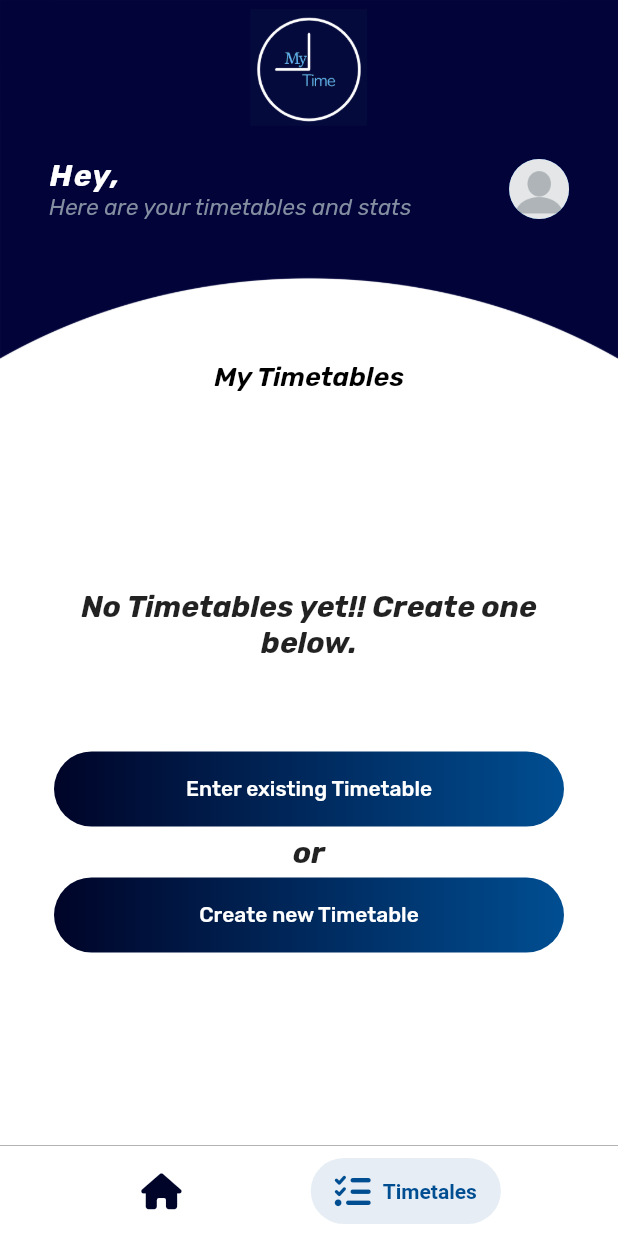
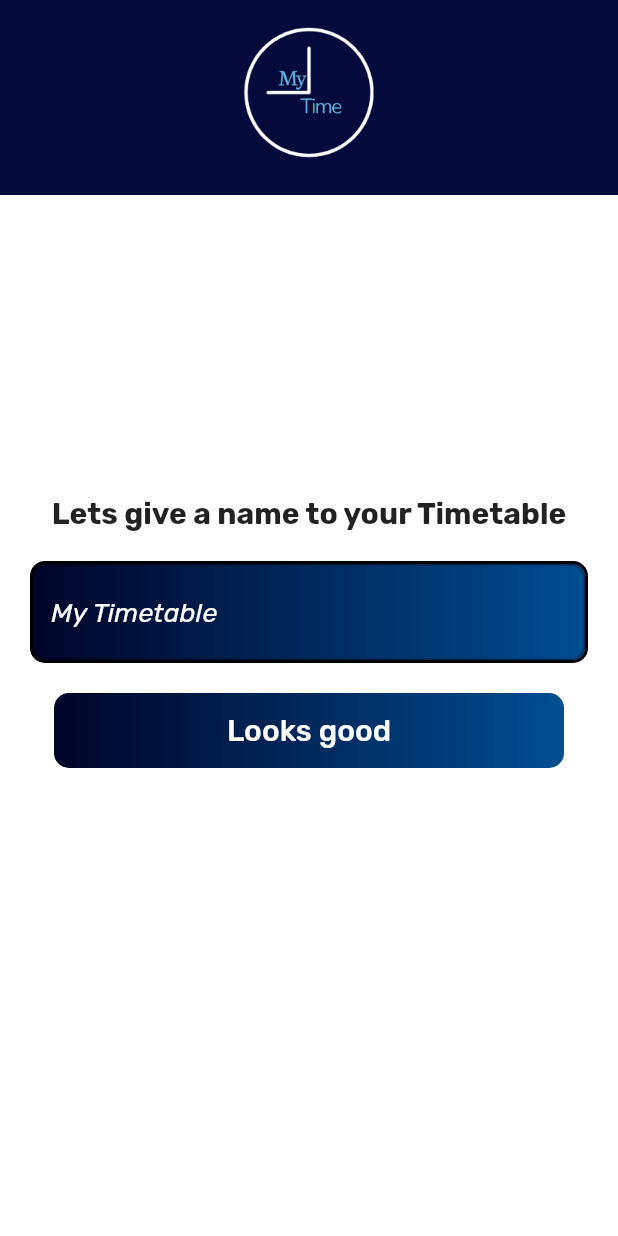
Before and after one commit to sathya991/My-Time, a Flutter app: the HeadScreen screen opened by its route, item 2 of the bottom bar chosen, after a tap on "Enter existing Timetable", on a phone screen of 412 x 824 dp. Run offline on Flutter 3.47's test engine with Material 2 defaults, Android fonts, the phone set to English and light mode, and no system bars; drawn by our look-alikes of salomon_bottom_bar; our stand-ins replace cloud_firestore, firebase_auth, firebase_core, firebase_storage, font_awesome_flutter, google_fonts and 2 more; missing offline and left inert: time_range_picker; accounts and stored records are empty.

Commit message:
existing timetable mostly done

```diff
--- a/lib/LoginNSignup/widgets/register.dart
+++ b/lib/LoginNSignup/widgets/register.dart
@@ -27,7 +27,7 @@ class RegisterWidget extends StatelessWidget {
             .then((value) async {
           await FirebaseFirestore.instance
               .collection('users')
-              .doc(value.user!.uid)
+              .doc(value.user?.uid)
               .set({
             'email': _email,
             'phone': _phone,
--- a/lib/MainPages/widgets/timetables.dart
+++ b/lib/MainPages/widgets/timetables.dart
@@ -1,4 +1,6 @@
+import 'package:MyTime/ExistingTimetableCreation/Screens/existing_creation_head_screen.dart';
 import 'package:MyTime/MainPages/widgets/text_button_column.dart';
+import 'package:MyTime/utilities/get_timetable_name.dart';
 import 'package:MyTime/utilities/login_signup_utilities.dart';
 import 'package:cloud_firestore/cloud_firestore.dart';
 import 'package:firebase_auth/firebase_auth.dart';
@@ -39,6 +41,9 @@ class _TimetablesScreenState extends State<TimetablesScreen> {
                 fontWeight: FontWeight.w600,
                 fontStyle: FontStyle.italic),
           ),
+        ),
+        const SizedBox(
+          height: 10,
         ),
         StreamBuilder<QuerySnapshot>(
             stream: getTimetables(),
@@ -84,8 +89,11 @@ class _TimetablesScreenState extends State<TimetablesScreen> {
                                       .bodyText1!
                                       .copyWith(fontSize: 15),
                                 ),
-                                const FaIcon(
-                                  FontAwesomeIcons.arrowUpRightFromSquare,
+                                GestureDetector(
+                                  onTap: () {},
+                                  child: const FaIcon(
+                                    FontAwesomeIcons.trashCan,
+                                  ),
                                 )
                               ],
                             ),
@@ -105,7 +113,10 @@ class _TimetablesScreenState extends State<TimetablesScreen> {
           mainAxisAlignment: MainAxisAlignment.end,
           children: [
             LoginSignupUtilities().styleRoundedButton(ElevatedButton(
-                onPressed: () {},
+                onPressed: () {
+                  Navigator.of(context)
+                      .pushNamed(GetTimetableName.getTTnameRoute);
+                },
                 child: Text("Enter existing Timetable",
                     style: GoogleFonts.rubik()))),
             const SizedBox(
--- a/lib/main.dart
+++ b/lib/main.dart
@@ -1,9 +1,11 @@
+import 'package:MyTime/ExistingTimetableCreation/Screens/existing_creation_head_screen.dart';
 import 'package:MyTime/LoginNSignup/screens/login_n_register.dart';
 import 'package:MyTime/LoginNSignup/screens/password_reset.dart';
 import 'package:MyTime/LoginNSignup/screens/password_reset_mail_sent.dart';
 import 'package:MyTime/MainPages/widgets/dashboard.dart';
 import 'package:MyTime/MainPages/screens/headscreen.dart';
 import 'package:MyTime/MainPages/widgets/timetables.dart';
+import 'package:MyTime/utilities/get_timetable_name.dart';
 import 'package:firebase_auth/firebase_auth.dart';
 import 'package:firebase_core/firebase_core.dart';
 import 'package:flutter/material.dart';
@@ -51,6 +53,9 @@ class MyApp extends StatelessWidget {
         PasswordResetMailSent.passwordResetDoneRoute: (context) =>
             const PasswordResetMailSent(),
         HeadScreen.headScreenRoute: (context) => const HeadScreen(),
+        ExistingCreationHeadScreen.existingCreationHeadScreenRoute: (context) =>
+            const ExistingCreationHeadScreen(),
+        GetTimetableName.getTTnameRoute: (context) => const GetTimetableName(),
       },
     );
   }
--- /dev/null
+++ b/lib/utilities/get_timetable_name.dart
@@ -0,0 +1,103 @@
+import 'package:MyTime/ExistingTimetableCreation/Screens/existing_creation_head_screen.dart';
+import 'package:MyTime/utilities/login_signup_utilities.dart';
+import 'package:cloud_firestore/cloud_firestore.dart';
+import 'package:flutter/material.dart';
+import 'package:google_fonts/google_fonts.dart';
+
+class GetTimetableName extends StatelessWidget {
+  static const getTTnameRoute = '/get-tt-name';
+  const GetTimetableName({Key? key}) : super(key: key);
+
+  @override
+  Widget build(BuildContext context) {
+    final GlobalKey<FormState> _formKey = GlobalKey<FormState>();
+    String ttName = "";
+
+    sendToDB() async {
+      if (_formKey.currentState!.validate()) {
+        _formKey.currentState!.save();
+        await FirebaseFirestore.instance
+            .collection('users')
+            .doc(LoginSignupUtilities().curUser!.uid)
+            .collection('timetables')
+            .add({'name': ttName}).then((value) {
+          Navigator.of(context).pushReplacementNamed(
+              ExistingCreationHeadScreen.existingCreationHeadScreenRoute,
+              arguments: {'name': ttName, 'id': value.id});
+        });
+      }
+    }
+
+    return SafeArea(
+        child: Scaffold(
+      body: SingleChildScrollView(
+        child: SizedBox(
+          child: Column(
+            children: [
+              Stack(
+                alignment: Alignment.topCenter,
+                children: [
+                  SizedBox(
+                    height: 130,
+                    width: double.infinity,
+                    child: Image.asset(
+                      'assets/images/background.png',
+                      fit: BoxFit.fill,
+                    ),
+                  ),
+                  Padding(
+                    padding: const EdgeInsets.all(10.0),
+                    child: Image.asset(
+                      'assets/images/MyTime.png',
+                      height: 100,
+                    ),
+                  ),
+                ],
+              ),
+              const SizedBox(
+                height: 200,
+              ),
+              Text("Lets give a name to your Timetable",
+                  style: GoogleFonts.rubik(
+                      fontWeight: FontWeight.bold, fontSize: 20)),
+              Padding(
+                padding: const EdgeInsets.all(20.0),
+                child: Container(
+                  decoration: BoxDecoration(
+                      gradient: const LinearGradient(colors: [
+                        Color.fromRGBO(0, 4, 40, 1),
+                        Color.fromRGBO(0, 78, 146, 1)
+                      ]),
+                      border: Border.all(width: 2),
+                      borderRadius:
+                          const BorderRadius.all(Radius.circular(10))),
+                  child: Form(
+                    key: _formKey,
+                    child: TextFormField(
+                      style: GoogleFonts.rubik(
+                          color: Colors.white,
+                          fontStyle: FontStyle.italic,
+                          fontSize: 20),
+                      decoration: LoginSignupUtilities()
+                          .constantThemeWithDarkBG("My Timetable"),
+                      validator: (txt) =>
+                          LoginSignupUtilities().ttNameValidate(txt!),
+                      onSaved: (txt) => ttName = txt!,
+                    ),
+                  ),
+                ),
+              ),
+              LoginSignupUtilities().styleButton(ElevatedButton(
+                  onPressed: sendToDB,
+                  child: Text(
+                    "Looks good",
+                    style: GoogleFonts.rubik(
+                        fontWeight: FontWeight.w500, fontSize: 20),
+                  )))
+            ],
+          ),
+        ),
+      ),
+    ));
+  }
+}
--- a/lib/utilities/login_signup_utilities.dart
+++ b/lib/utilities/login_signup_utilities.dart
@@ -1,6 +1,10 @@
+import 'package:firebase_auth/firebase_auth.dart';
 import 'package:flutter/material.dart';
+import 'package:google_fonts/google_fonts.dart';
 
 class LoginSignupUtilities {
+  final curUser = FirebaseAuth.instance.currentUser;
+
   final shape = RoundedRectangleBorder(borderRadius: BorderRadius.circular(10));
   final shape2 = const StadiumBorder();
   emailValidate(String email) {
@@ -23,6 +27,15 @@ class LoginSignupUtilities {
       return "Username length should be between 4 and 12 letters";
     } else if (userName.contains(" ")) {
       return "Username must not contain spaces";
+    }
+    return null;
+  }
+
+  ttNameValidate(String userName) {
+    if (userName.isEmpty) {
+      return "Please enter a valid Timetable name";
+    } else if (userName.length < 3 || userName.length > 16) {
+      return "Username length should be between 3 and 16 letters";
     }
     return null;
   }
@@ -56,6 +69,17 @@ class LoginSignupUtilities {
         hintText: text);
   }
 
+  InputDecoration constantThemeWithDarkBG(String text) {
+    return InputDecoration(
+        hintStyle: GoogleFonts.rubik(
+            fontSize: 18, color: Colors.white, fontStyle: FontStyle.italic),
+        focusedBorder: const OutlineInputBorder(
+            borderSide:
+                BorderSide(color: Color.fromRGBO(5, 10, 60, 1), width: 2.0)),
+        border: OutlineInputBorder(borderRadius: BorderRadius.circular(10)),
+        hintText: text);
+  }
+
   //Theme for submit button in login and signup
   styleButton(Widget button) {
     return Container(
--- a/pubspec.yaml
+++ b/pubspec.yaml
@@ -45,6 +45,8 @@ dependencies:
   firebase_storage: ^10.2.11
   salomon_bottom_bar: ^3.3.0
   share_plus: ^4.0.4
+  time_range_picker: ^2.1.0
+  intl: ^0.17.0
 
 dev_dependencies:
   flutter_test:
```
Also changed, not shown: lib/ExistingTimetableCreation/Screens/existing_creation_head_screen.dart (added, +55 -0 lines), lib/ExistingTimetableCreation/Widgets/get_time_n_task.dart (added, +234 -0 lines), pubspec.lock.
